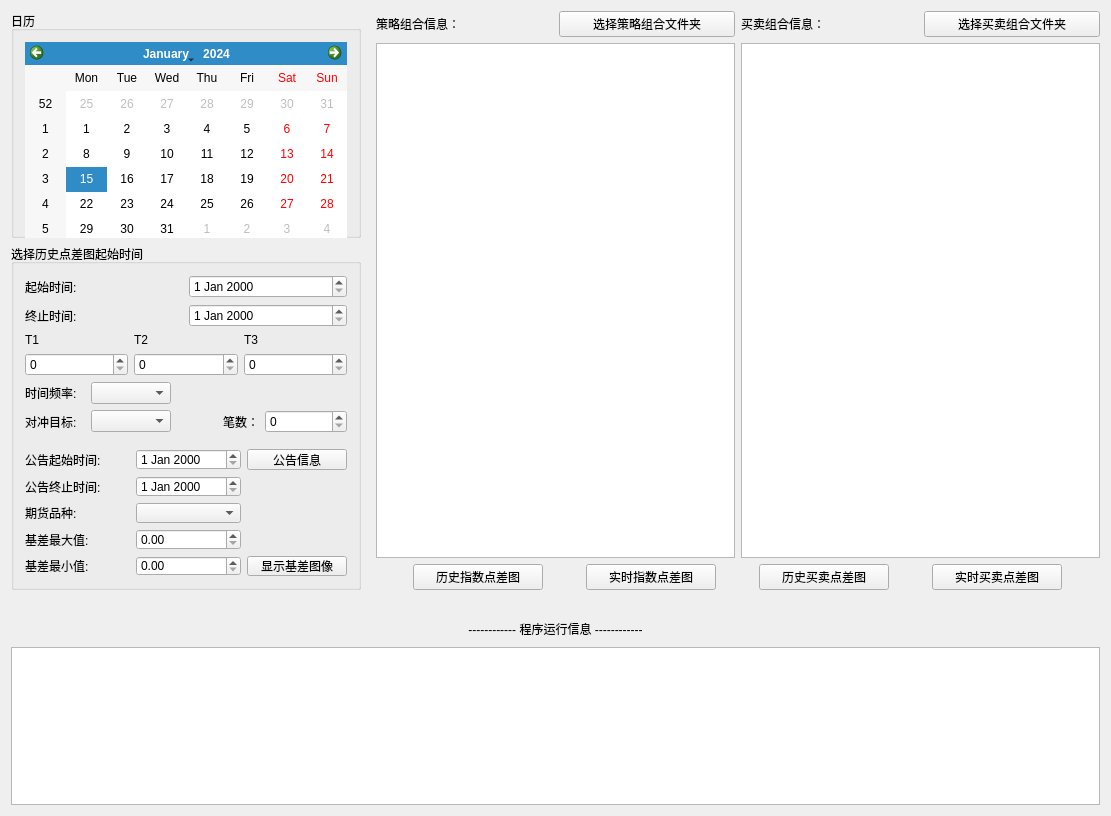
Above: widget.ui from lishengze/QT-study before the change. Below: the same form after it.
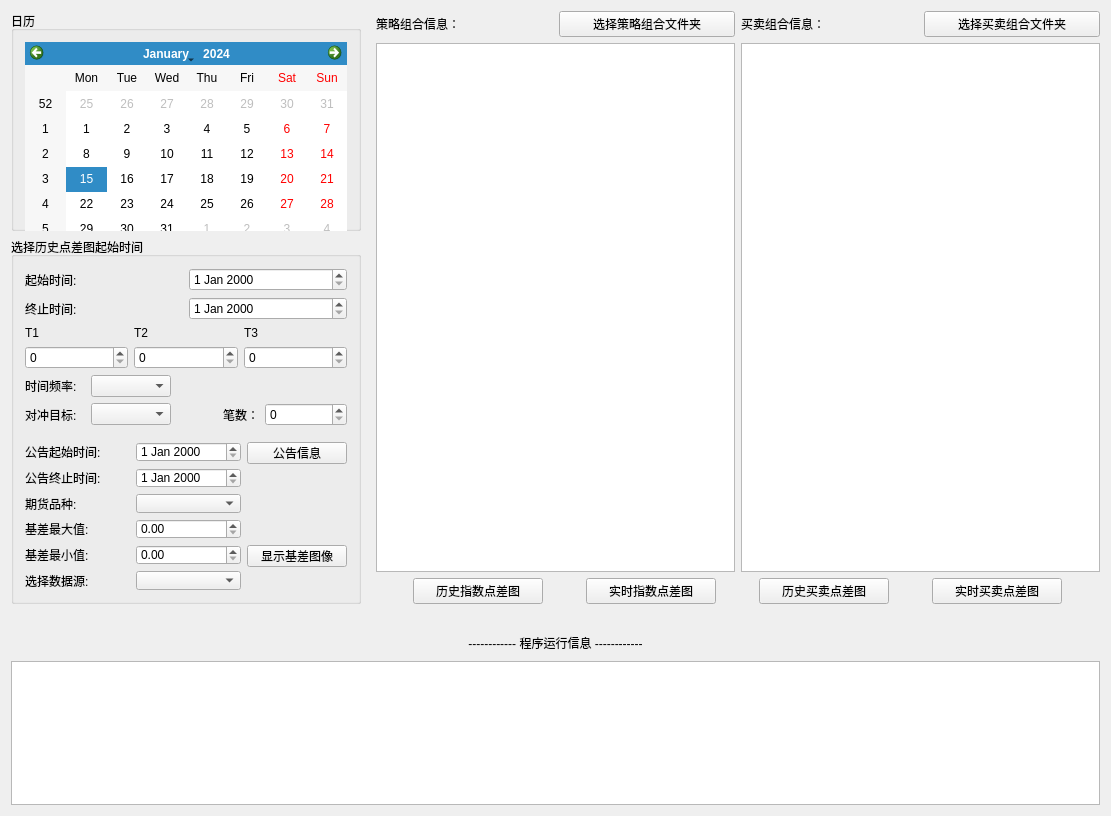
That is the form after the change.

The edit to the form file:
```diff
--- a/widget.ui
+++ b/widget.ui
@@ -272,6 +272,12 @@
             </item>
             <item row="0" column="2">
              <widget class="QPushButton" name="Annoucnement_Button">
+              <property name="minimumSize">
+               <size>
+                <width>0</width>
+                <height>22</height>
+               </size>
+              </property>
               <property name="maximumSize">
                <size>
                 <width>100</width>
@@ -298,11 +304,27 @@
             </item>
             <item row="4" column="2">
              <widget class="QPushButton" name="showFutureSpread_Button">
+              <property name="minimumSize">
+               <size>
+                <width>0</width>
+                <height>22</height>
+               </size>
+              </property>
               <property name="text">
                <string>显示基差图像</string>
               </property>
              </widget>
             </item>
+            <item row="5" column="1">
+             <widget class="QComboBox" name="dataSource_ComboBox"/>
+            </item>
+            <item row="5" column="0">
+             <widget class="QLabel" name="label_4">
+              <property name="text">
+               <string>选择数据源:</string>
+              </property>
+             </widget>
+            </item>
            </layout>
           </item>
          </layout>
```
Left out of the diff: 38 changed lines with no effect on the pictures.
